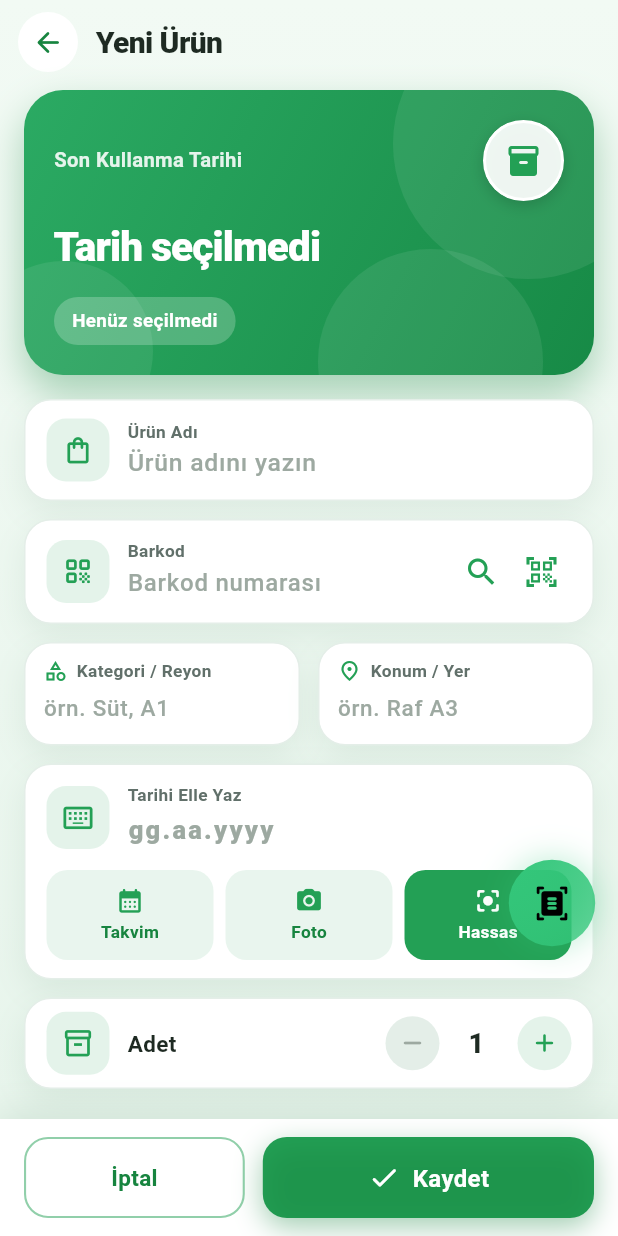
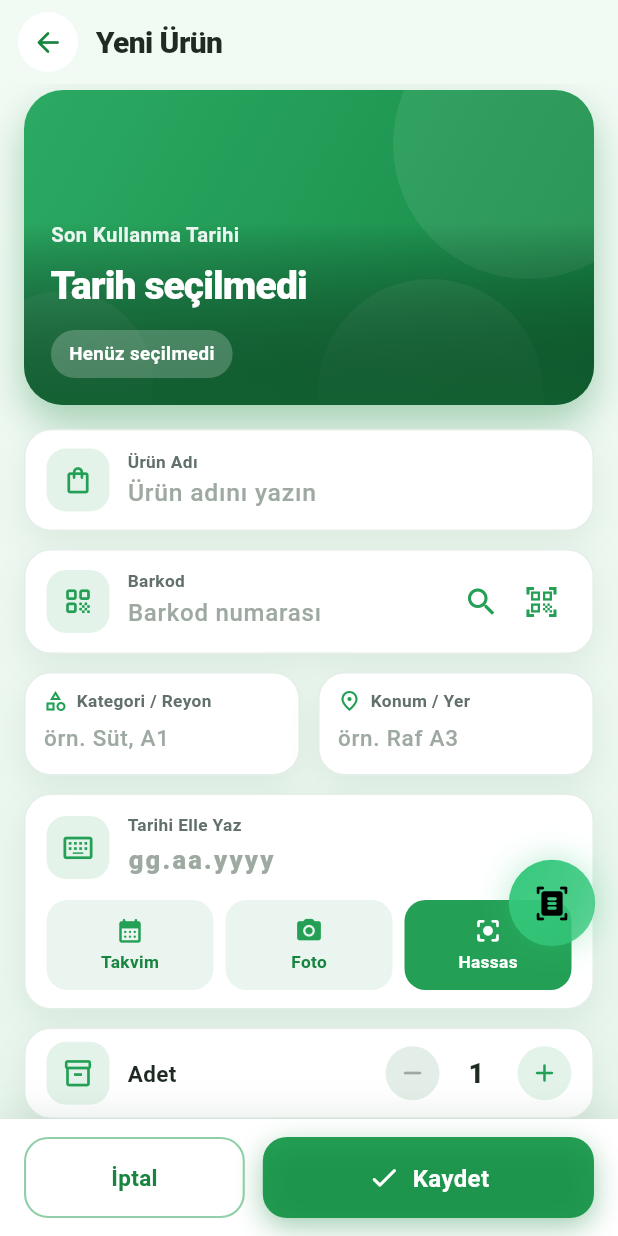
Before and after one commit to sol310698-ui/skt_takip, a Flutter app: the ProductFormScreen screen opened directly, on a phone screen of 412 x 824 dp. Run offline on Flutter 3.47's test engine with Material 3 defaults, Android fonts, the phone set to English and light mode, and no system bars; our stand-ins replace audioplayers, barcode_widget, cached_network_image, camera, file_picker, flutter_animate and 20 more; missing offline and left inert: alarm, excel, google_mlkit_text_recognition, mobile_scanner; accounts and stored records are empty; statements that could not run were skipped.

Commit message:
v170: Urun Duzenle hero karti - urun gorseli tum karti orantili kaplar
- _doaHeroCard: gorsel varsa BoxFit.cover ile TUM hero karti kaplar (kose
  kucuk daire yerine tam ekran arka plan), ustune alttan koyu yesil
  okunabilirlik perdesi + SKT bilgisi biner. Karta dokununca tam ekran acilir.
- Gorsel yoksa yesil gradyan + imza halkalari korunur. Kucuk _productThumb
  kaldirildi.

```diff
--- a/lib/views/screens/add_product_screen.dart
+++ b/lib/views/screens/add_product_screen.dart
@@ -864,15 +864,23 @@ class _ProductFormScreenState extends ConsumerState<ProductFormScreen> {
   }
 
   // ── HERO KART (DOA "bakiye" kartinin SKT karsiligi) ───────────────
+  //  Urun gorseli varsa TUM karti orantili (BoxFit.cover) kaplar; ustune
+  //  alttan koyu yesil okunabilirlik perdesi + SKT bilgisi biner. Gorsel
+  //  yoksa yesil gradyan + imza halkalari gosterilir.
   Widget _doaHeroCard() {
     final st = _liveStatus();
     final hasDate = _expiryDate != null;
     final bigDate = hasDate
         ? DateFormat('dd MMMM yyyy', 'tr').format(_expiryDate!)
         : 'Tarih seçilmedi';
-    return Container(
+    final hasImage = _localImagePath != null || _previewImageUrl != null;
+    return GestureDetector(
+      onTap: hasImage ? _openHeroFullscreen : null,
+      child: Container(
+        height: 210,
         decoration: BoxDecoration(
-        gradient: _doaHeroGrad,
+          // Gorsel varsa zemin gorsel olur (gradient yok); yoksa yesil gradyan.
+          gradient: hasImage ? null : _doaHeroGrad,
           borderRadius: BorderRadius.circular(26),
           boxShadow: [
             BoxShadow(
@@ -885,36 +893,77 @@ class _ProductFormScreenState extends ConsumerState<ProductFormScreen> {
         child: ClipRRect(
           borderRadius: BorderRadius.circular(26),
           child: Stack(
-          children: [
-            // DOA imza suyu: yari-seffaf beyaz halkalar.
+            fit: StackFit.expand,
+            children: [
+              // ARKA PLAN: urun gorseli TUM karti orantili (cover) kaplar.
+              if (hasImage)
+                Hero(
+                  tag: 'product_img',
+                  child: _localImagePath != null
+                      ? Image.file(File(_localImagePath!),
+                          fit: BoxFit.cover,
+                          errorBuilder: (_, __, ___) => _heroGreenFallback())
+                      : CachedImage(
+                          url: _previewImageUrl!,
+                          fit: BoxFit.cover,
+                          placeholder: _heroGreenFallback),
+                ),
+              // Gorsel yoksa: DOA imza suyu (yari-seffaf beyaz halkalar).
+              if (!hasImage) ...[
                 Positioned(right: -46, top: -54, child: _wmCircle(180)),
                 Positioned(right: 34, bottom: -66, child: _wmCircle(150)),
                 Positioned(left: -34, bottom: -44, child: _wmCircle(120)),
+              ],
+              // OKUNABILIRLIK PERDESI: alttan koyu yesil (yazi net kalsin).
+              const DecoratedBox(
+                decoration: BoxDecoration(
+                  gradient: LinearGradient(
+                    begin: Alignment.topCenter,
+                    end: Alignment.bottomCenter,
+                    colors: [
+                      Colors.transparent,
+                      Colors.transparent,
+                      Color(0xE6105A2E),
+                    ],
+                    stops: [0.0, 0.42, 1.0],
+                  ),
+                ),
+              ),
+              // TAM EKRAN IPUCU (gorsel varsa, sag ust).
+              if (hasImage)
+                Positioned(
+                  top: 12,
+                  right: 12,
+                  child: Container(
+                    padding: const EdgeInsets.all(7),
+                    decoration: BoxDecoration(
+                      color: Colors.black.withOpacity(0.32),
+                      borderRadius: BorderRadius.circular(12),
+                    ),
+                    child: const Icon(Icons.fullscreen_rounded,
+                        color: Colors.white, size: 20),
+                  ),
+                ),
+              // ICERIK: SKT bilgisi (altta).
               Padding(
-              padding: const EdgeInsets.all(20),
+                padding: const EdgeInsets.all(18),
                 child: Column(
+                  mainAxisAlignment: MainAxisAlignment.end,
                   crossAxisAlignment: CrossAxisAlignment.start,
                   children: [
-                  Row(
-                    children: [
-                      Expanded(
-                        child: Text('Son Kullanma Tarihi',
+                    Text('Son Kullanma Tarihi',
                         style: TextStyle(
-                                color: Colors.white.withOpacity(0.88),
+                            color: Colors.white.withOpacity(0.9),
                             fontSize: 13.5,
                             fontWeight: FontWeight.w600)),
-                      ),
-                      _productThumb(54),
-                    ],
-                  ),
-                  const SizedBox(height: 12),
+                    const SizedBox(height: 6),
                     Text(bigDate,
                         style: const TextStyle(
                             color: Colors.white,
-                          fontSize: 27,
+                            fontSize: 26,
                             fontWeight: FontWeight.w800,
                             letterSpacing: -0.6)),
-                  const SizedBox(height: 14),
+                    const SizedBox(height: 12),
                     if (st != null)
                       Container(
                         padding: const EdgeInsets.symmetric(
@@ -934,7 +983,7 @@ class _ProductFormScreenState extends ConsumerState<ProductFormScreen> {
                             ),
                             const SizedBox(width: 7),
                             Text('${st.label} · ${st.daysText}',
-                              style: TextStyle(
+                                style: const TextStyle(
                                     color: _doaInk,
                                     fontSize: 12.5,
                                     fontWeight: FontWeight.w800)),
@@ -961,6 +1010,7 @@ class _ProductFormScreenState extends ConsumerState<ProductFormScreen> {
             ],
           ),
         ),
+      ),
     );
   }
 
@@ -973,49 +1023,9 @@ class _ProductFormScreenState extends ConsumerState<ProductFormScreen> {
         ),
       );
 
-  /// Dairesel urun kucuk gorseli (dokununca tam ekran acilir).
-  Widget _productThumb(double size) {
-    final hasImage = _localImagePath != null || _previewImageUrl != null;
-    return GestureDetector(
-      onTap: hasImage ? _openHeroFullscreen : null,
-      child: Hero(
-        tag: 'product_img',
-        child: Container(
-          width: size,
-          height: size,
-          decoration: BoxDecoration(
-            shape: BoxShape.circle,
-            border: Border.all(color: Colors.white, width: 2),
-            boxShadow: [
-              BoxShadow(
-                color: Colors.black.withOpacity(0.16),
-                blurRadius: 8,
-                offset: const Offset(0, 3),
-              ),
-            ],
-          ),
-          clipBehavior: Clip.antiAlias,
-          child: _localImagePath != null
-              ? Image.file(File(_localImagePath!),
-                  fit: BoxFit.cover,
-                  errorBuilder: (_, __, ___) => _thumbPlaceholder())
-              : (_previewImageUrl != null
-                  ? CachedImage(
-                      url: _previewImageUrl!,
-                      fit: BoxFit.cover,
-                      placeholder: _thumbPlaceholder)
-                  : _thumbPlaceholder()),
-        ),
-      ),
-    );
-  }
-
-  Widget _thumbPlaceholder() => Container(
-        color: Colors.white.withOpacity(0.92),
-        child: const Center(
-          child: Icon(Icons.inventory_2_rounded, color: _doaGreen, size: 24),
-        ),
-      );
+  /// Gorsel yuklenemezse hero'da yesil gradyan zemin.
+  Widget _heroGreenFallback() =>
+      const DecoratedBox(decoration: BoxDecoration(gradient: _doaHeroGrad));
 
   void _openHeroFullscreen() {
     if (_localImagePath != null) {
```
Lines whose indentation alone changed are shown as unchanged.
